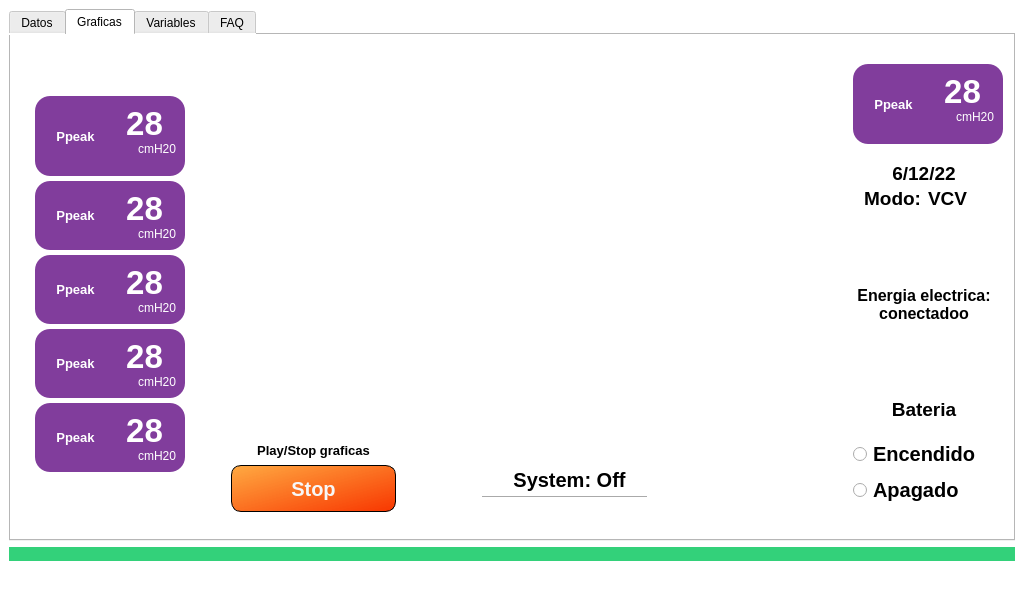
JulianDuque97/EPI, file _main_.ui: the form before one commit.
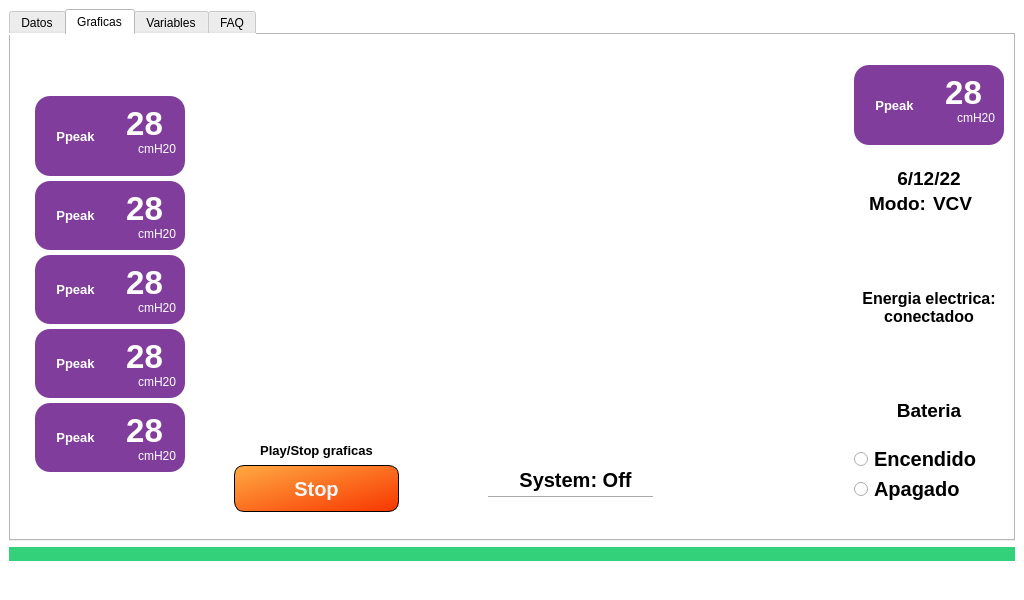
The form after the commit. Icons and pictures are not drawn. Custom widgets are drawn as their Qt base class.

The edit to the form file:
```diff
--- a/_main_.ui
+++ b/_main_.ui
@@ -1039,6 +1039,21 @@
               <number>0</number>
              </property>
              <layout class="QGridLayout" name="gridLayout_3">
+              <property name="leftMargin">
+               <number>0</number>
+              </property>
+              <property name="topMargin">
+               <number>0</number>
+              </property>
+              <property name="rightMargin">
+               <number>0</number>
+              </property>
+              <property name="bottomMargin">
+               <number>0</number>
+              </property>
+              <property name="spacing">
+               <number>0</number>
+              </property>
               <item row="0" column="0">
                <widget class="QFrame" name="frame_28">
                 <property name="minimumSize">
@@ -1418,6 +1433,12 @@
                   <property name="text">
                    <string>Encendido</string>
                   </property>
+                  <property name="iconSize">
+                   <size>
+                    <width>36</width>
+                    <height>20</height>
+                   </size>
+                  </property>
                  </widget>
                 </item>
                 <item>
@@ -1432,6 +1453,12 @@
                   <property name="text">
                    <string>Apagado</string>
                   </property>
+                  <property name="iconSize">
+                   <size>
+                    <width>54</width>
+                    <height>41</height>
+                   </size>
+                  </property>
                  </widget>
                 </item>
                </layout>
```
